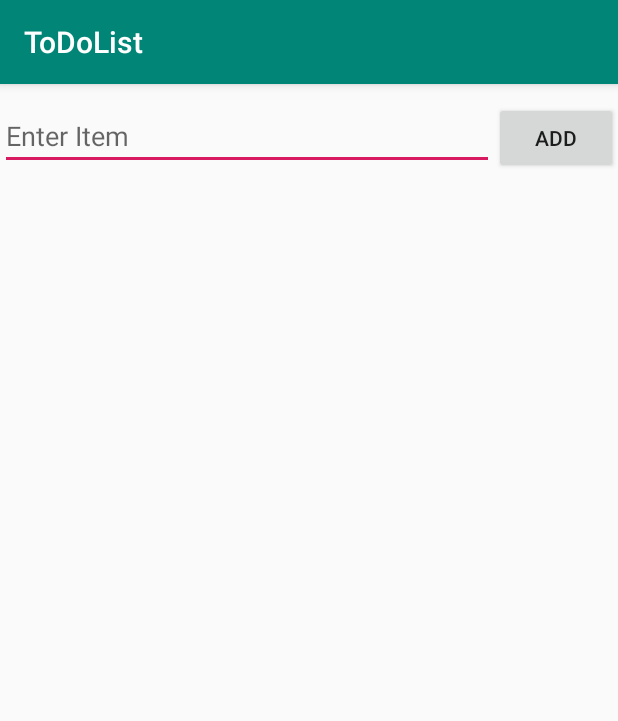
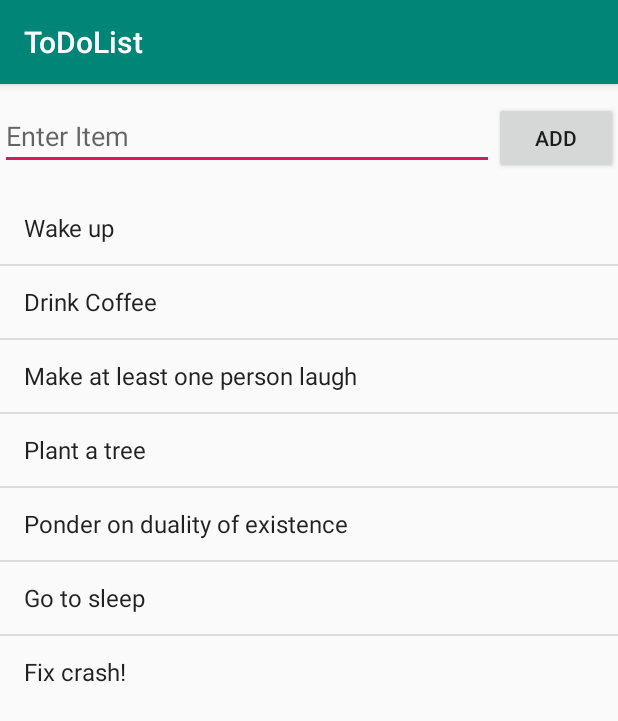
Before and after one commit to rizzy786/ToDoList, an Android app: the screen it shows after launch (MainActivity), on a phone screen of 412 x 824 dp. Shown: the top 721 px of the screen. Run offline under Robolectric (Android 15) with nearby library versions, the phone set to English and light mode, and no system bars.

Commit message:
read data from strings.xml file and display

```diff
--- a/app/src/main/java/com/example/todolist/FileHelper.java
+++ b/app/src/main/java/com/example/todolist/FileHelper.java
@@ -1,16 +1,24 @@
 package com.example.todolist;
 
 import android.content.Context;
+import android.content.res.Resources;
 
+import java.io.BufferedReader;
+import java.io.File;
 import java.io.FileInputStream;
 import java.io.FileNotFoundException;
 import java.io.FileOutputStream;
+import java.io.FileReader;
 import java.io.IOException;
 import java.io.ObjectInputStream;
 import java.io.ObjectOutputStream;
 import java.util.ArrayList;
+import java.util.Collections;
+import java.util.List;
+import androidx.appcompat.app.AppCompatActivity;
+import android.content.res.Resources;
 
-public class FileHelper {
+public class FileHelper extends AppCompatActivity {
 
     public static final String FILENAME = "listinfo.dat";
 
@@ -28,25 +36,4 @@ public class FileHelper {
             e.printStackTrace();
         }
     }
-
-    public static ArrayList<String> readData(Context context){
-        ArrayList<String> itemsList= null;
-        try{
-            FileInputStream fis = context.openFileInput(FILENAME);
-            ObjectInputStream ois = new ObjectInputStream(fis);
-            itemsList = (ArrayList<String>) ois.readObject();
-
-        } catch (FileNotFoundException e) {
-
-            itemsList = new ArrayList<>();
-
-            e.printStackTrace();
-        } catch (IOException e) {
-            e.printStackTrace();
-        } catch (ClassNotFoundException e) {
-            e.printStackTrace();
-        }
-
-        return itemsList;
-    }
 }
--- a/app/src/main/java/com/example/todolist/MainActivity.java
+++ b/app/src/main/java/com/example/todolist/MainActivity.java
@@ -2,6 +2,7 @@ package com.example.todolist;
 
 import androidx.appcompat.app.AppCompatActivity;
 
+import android.content.res.Resources;
 import android.os.Bundle;
 import android.view.View;
 import android.widget.AdapterView;
@@ -12,6 +13,7 @@ import android.widget.ListView;
 import android.widget.Toast;
 
 import java.util.ArrayList;
+import java.util.Collections;
 
 public class MainActivity extends AppCompatActivity implements View.OnClickListener, AdapterView.OnItemClickListener {
 
@@ -31,14 +33,16 @@ public class MainActivity extends AppCompatActivity implements View.OnClickListe
         btn = findViewById(R.id.add_btn);
         itemsList= findViewById(R.id.items_list);
 
-        items = FileHelper.readData(this);
+        Resources res = getResources();
 
-        adapter = new ArrayAdapter<String>(this, android.R.layout.simple_list_item_1, items);
+        ArrayList<String> mTodos = new ArrayList<String>();
+        Collections.addAll(mTodos, res.getStringArray(R.array.todos));
+
+        adapter = new ArrayAdapter<String>(this, android.R.layout.simple_list_item_1, mTodos);
         itemsList.setAdapter(adapter);
 
-
         btn.setOnClickListener(this);
-        itemsList.setOnItemClickListener(this);
+//        itemsList.setOnItemClickListener(this);
     }
 
     @Override
@@ -59,6 +63,6 @@ public class MainActivity extends AppCompatActivity implements View.OnClickListe
     public void onItemClick(AdapterView<?> parent, View view, int position, long id) {
         items.remove(position);
         adapter.notifyDataSetChanged();
-        Toast.makeText(this, "Delete", Toast.LENGTH_SHORT).show();
+        Toast.makeText(this, "Deleted", Toast.LENGTH_SHORT).show();
     }
 }
--- a/app/src/main/res/layout/activity_main.xml
+++ b/app/src/main/res/layout/activity_main.xml
@@ -32,10 +32,15 @@
 
     </LinearLayout>
 
+
+
+
+
     <ListView
         android:id="@+id/items_list"
         android:layout_marginBottom="12dp"
         android:layout_width="match_parent"
         android:layout_height="wrap_content"/>
 
+
 </LinearLayout>
--- a/app/src/main/res/values/strings.xml
+++ b/app/src/main/res/values/strings.xml
@@ -1,3 +1,14 @@
 <resources>
     <string name="app_name">ToDoList</string>
+
+    <string-array name="todos">
+        <item>Wake up</item>
+        <item>Drink Coffee</item>
+        <item>Make at least one person laugh</item>
+        <item>Plant a tree</item>
+        <item>Ponder on duality of existence</item>
+        <item>Go to sleep</item>
+        <item>Fix crash!</item>
+    </string-array>
+
 </resources>
```
